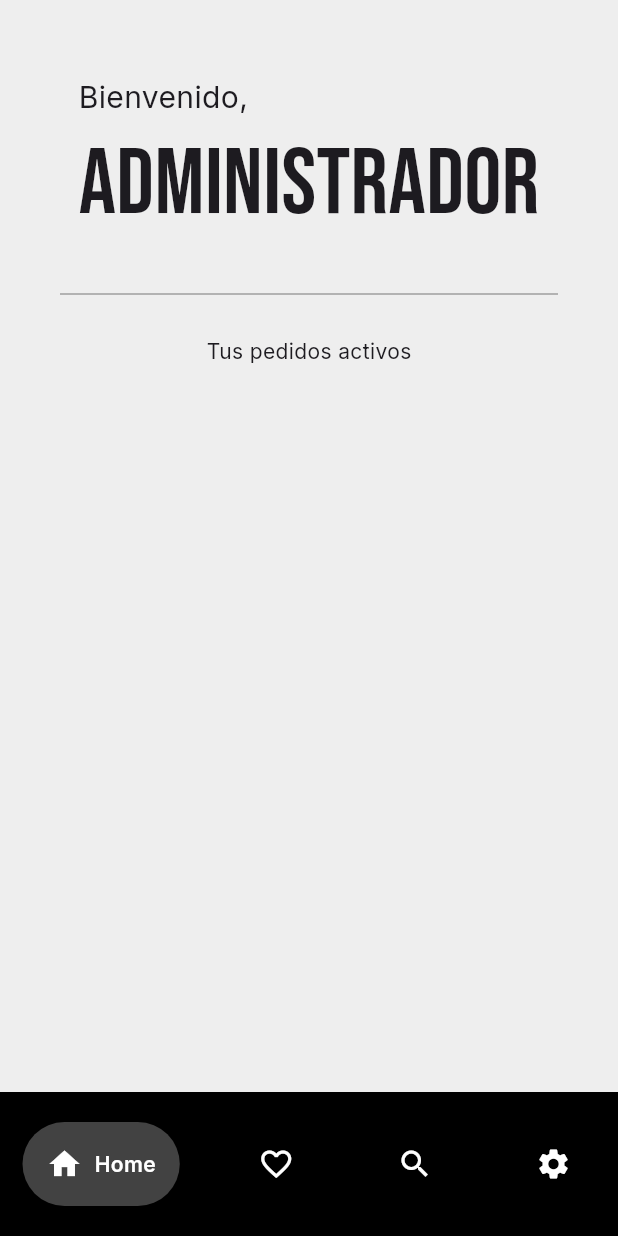
After one commit to zelecto/CupTap, a Flutter app: the screen it shows after launch, on a phone screen of 412 x 824 dp. The commit adds this screen. Run offline on Flutter 3.47's test engine with Material 3 defaults, Android fonts, the phone set to English and light mode, and no system bars; drawn by our look-alikes of google_nav_bar; our stand-ins replace cloud_firestore, dio, equatable, firebase_core, flutter_bloc, formz and 3 more; accounts and stored records are empty; network calls fail.

Commit message:
Home de administrador en proceso, faltan componentes para finalizarlo

```diff
--- a/lib/config/router/rutas.dart
+++ b/lib/config/router/rutas.dart
@@ -1,27 +1,35 @@
 import 'package:cutap/presentation/blocs/login/login_cubit.dart';
 import 'package:cutap/presentation/blocs/register/register_cubit.dart';
 import 'package:cutap/presentation/screens/Widgets/barra_navegacion.dart';
+import 'package:cutap/presentation/screens/admin/home_screen.dart';
 import 'package:go_router/go_router.dart';
 import 'package:cutap/presentation/screens/screens.dart';
 import 'package:flutter_bloc/flutter_bloc.dart';
 
 // GoRouter configuration
 final appRouter = GoRouter(
-  initialLocation: '/',
+  initialLocation: '/admins/home/0',
   routes: [
     GoRoute(
-      path: '/',
-      builder: (context, state) => BlocProvider(
-        create: (context) => LoginCubit(),
-        child: const LoginScreen(),
-      ),
-    ),
+        path: '/',
+        builder: (context, state) => BlocProvider(
+              create: (context) => LoginCubit(),
+              child: const LoginScreen(),
+            )),
     GoRoute(
         path: '/register_screen',
         builder: (context, state) => BlocProvider(
               create: (context) => RegisterCubit(),
               child: const RegisterScreen(),
             )),
+    GoRoute(
+      path: '/admins/home/:page',
+      builder: (context, state) {
+        final pageIndex = int.parse(state.pathParameters['page'] ?? '0');
+
+        return HomeScreen(pageIndex: pageIndex);
+      },
+    ),
     GoRoute(
       path: '/home',
       builder: (context, state) => Home(),
--- a/lib/config/theme/app_theme.dart
+++ b/lib/config/theme/app_theme.dart
@@ -1,4 +1,5 @@
 import 'package:flutter/material.dart';
+import 'package:google_fonts/google_fonts.dart';
 
 const colorList = <Color>[
   Colors.blue,
@@ -24,6 +25,7 @@ class AppTheme {
         'Selected color must be less or equal than ${ colorList.length - 1 }');
 
   ThemeData getTheme() => ThemeData(
+    textTheme: GoogleFonts.interTextTheme(),
     useMaterial3: true,
     colorSchemeSeed: colorList[ selectedColor ],
     appBarTheme:  AppBarTheme(
--- /dev/null
+++ b/lib/domain/models/detalles_model.dart
@@ -0,0 +1,41 @@
+import "package:cutap/domain/models/modelos.dart";
+
+class Detalle {
+    final int id;
+    final int cantidad;
+    final double subtotal;
+    final double valorDescontado;
+    final String? promocionAplicada;
+    final Producto producto;
+    final DateTime fechaRegistro;
+
+    Detalle({
+        required this.id,
+        required this.cantidad,
+        required this.subtotal,
+        required this.valorDescontado,
+        this.promocionAplicada,
+        required this.producto,
+        required this.fechaRegistro,
+    });
+
+    factory Detalle.fromJson(Map<String, dynamic> json) => Detalle(
+        id: json["id"],
+        cantidad: json["cantidad"],
+        subtotal: json["subtotal"],
+        valorDescontado: json["valor_descontado"],
+        promocionAplicada: json["promocion_aplicada"],
+        producto: Producto.fromJson(json["producto"]),
+        fechaRegistro: DateTime.parse(json["fechaRegistro"]),
+    );
+
+    Map<String, dynamic> toJson() => {
+        "id": id,
+        "cantidad": cantidad,
+        "subtotal": subtotal,
+        "valor_descontado": valorDescontado,
+        "promocion_aplicada": promocionAplicada,
+        "producto": producto.toJson(),
+        "fechaRegistro": fechaRegistro.toIso8601String(),
+    };
+}
--- /dev/null
+++ b/lib/domain/models/estado_model.dart
@@ -0,0 +1,19 @@
+class Estado {
+    final DateTime fechaRegistro;
+    final String nombre;
+
+    Estado({
+        required this.fechaRegistro,
+        required this.nombre,
+    });
+
+    factory Estado.fromJson(Map<String, dynamic> json) => Estado(
+        fechaRegistro: DateTime.parse(json["fechaRegistro"]),
+        nombre: json["nombre"],
+    );
+
+    Map<String, dynamic> toJson() => {
+        "fechaRegistro": fechaRegistro.toIso8601String(),
+        "nombre": nombre,
+    };
+}
--- /dev/null
+++ b/lib/domain/models/modelos.dart
@@ -0,0 +1,6 @@
+export 'package:cutap/domain/models/detalles_model.dart';
+export 'package:cutap/domain/models/estado_model.dart';
+export 'package:cutap/domain/models/pedidos_model.dart';
+export 'package:cutap/domain/models/productos_model.dart';
+export 'package:cutap/domain/models/promocion_model.dart';
+export 'package:cutap/domain/models/usuarios_model.dart';
--- /dev/null
+++ b/lib/domain/models/pedidos_model.dart
@@ -0,0 +1,37 @@
+import "package:cutap/domain/models/modelos.dart";
+
+class Pedido {
+    final int id;
+    final DateTime fechaRegistro;
+    final double total;
+    final Usuario usuario;
+    final List<Detalle> detalles;
+    final Estado estado;
+
+    Pedido({
+        required this.id,
+        required this.fechaRegistro,
+        required this.total,
+        required this.usuario,
+        required this.detalles,
+        required this.estado,
+    });
+
+    factory Pedido.fromJson(Map<String, dynamic> json) => Pedido(
+        id: json["id"],
+        fechaRegistro: DateTime.parse(json["fechaRegistro"]),
+        total: json["total"],
+        usuario: Usuario.fromJson(json["usuario"]),
+        detalles: List<Detalle>.from(json["detalles"].map((x) => Detalle.fromJson(x))),
+        estado: Estado.fromJson(json["estado"]),
+    );
+
+    Map<String, dynamic> toJson() => {
+        "id": id,
+        "fechaRegistro": fechaRegistro.toIso8601String(),
+        "total": total,
+        "usuario": usuario.toJson(),
+        "detalles": List<dynamic>.from(detalles.map((x) => x.toJson())),
+        "estado": estado.toJson(),
+    };
+}
--- a/lib/domain/models/usuarios_model.dart
+++ b/lib/domain/models/usuarios_model.dart
@@ -3,7 +3,7 @@ class Usuario {
     final String nombre;
     final String apellidos;
     final String telefono;
-    final String username;
+    final String? username;
     final String? password;
 
     Usuario({
@@ -11,7 +11,7 @@ class Usuario {
         required this.nombre,
         required this.apellidos,
         required this.telefono,
-        required this.username,
+        this.username,
         this.password,
     });
 
--- /dev/null
+++ b/lib/presentation/screens/admin/home_screen.dart
@@ -0,0 +1,24 @@
+import 'package:cutap/presentation/views/admin/admin_views.dart';
+import 'package:cutap/presentation/widgets/admin/custom_button_navigation.dart';
+import 'package:flutter/material.dart';
+
+class HomeScreen extends StatelessWidget {
+  final int pageIndex;
+
+  HomeScreen({super.key, required this.pageIndex});
+
+  final viewRoutes = <Widget>[
+    const HomeView(),
+  ];
+
+  @override
+  Widget build(BuildContext context) {
+    return Scaffold(
+      body: IndexedStack(
+        index: pageIndex,
+        children: viewRoutes,
+      ),
+      bottomNavigationBar: CustomBottomNavigation(currentIndex: pageIndex),
+    );
+  }
+}
--- a/lib/presentation/screens/login/login_screen.dart
+++ b/lib/presentation/screens/login/login_screen.dart
@@ -1,7 +1,7 @@
 // import 'package:dio/dio.dart';
 import 'package:cutap/presentation/blocs/login/login_cubit.dart';
 import 'package:cutap/presentation/screens/Widgets/inputs/custom_inputs.dart';
-import 'package:cutap/presentation/widgets/square_tile.dart';
+import 'package:cutap/presentation/widgets/Login/square_tile.dart';
 // import 'package:cutap/config/api/api_request.dart'
 import 'package:flutter/material.dart';
 import 'package:flutter_bloc/flutter_bloc.dart';
--- /dev/null
+++ b/lib/presentation/views/admin/admin_views.dart
@@ -0,0 +1 @@
+export 'package:cutap/presentation/views/admin/home_view.dart';
--- /dev/null
+++ b/lib/presentation/views/admin/home_view.dart
@@ -0,0 +1,99 @@
+import 'package:cutap/domain/models/modelos.dart';
+import 'package:cutap/entity/tools/pedidos_sceens_tools/automatic_scrooll_tool.dart';
+import 'package:cutap/presentation/widgets/admin/Home/pedidos_box.dart';
+import 'package:cutap/utils/api/api_request.dart';
+import 'package:dio/dio.dart';
+import 'package:flutter/material.dart';
+import 'package:google_fonts/google_fonts.dart';
+
+Future<List<Pedido>> fetchPedidos() async {
+  final request =
+      ApiRequest(methodType: 'get', endpoint: '/Pedidos', data: null);
+  final Response response = await request.request();
+  final pedidos = List<Pedido>.from(
+      response.data['data'].map((pedido) => Pedido.fromJson(pedido)));
+
+  return pedidos;
+}
+
+class HomeView extends StatefulWidget {
+  const HomeView({super.key});
+
+  @override
+  State<HomeView> createState() => _HomeViewState();
+}
+
+class _HomeViewState extends State<HomeView> {
+  final double horizontalPadding = 40.0;
+  final double verticalPadding = 25.0;
+  List<Pedido> pedidos = [];
+
+  @override
+  void initState() {
+    super.initState();
+    loadPedidos();
+  }
+
+  Future<void> loadPedidos() async {
+    pedidos = await fetchPedidos();
+    setState(() {});
+  }
+
+  @override
+  Widget build(BuildContext context) {
+    return Scaffold(
+        body: SafeArea(
+      child: Column(
+        children: [
+          Padding(
+              padding: EdgeInsets.symmetric(
+            horizontal: horizontalPadding,
+            vertical: verticalPadding,
+          )),
+          Padding(
+            padding: EdgeInsets.symmetric(horizontal: horizontalPadding),
+            child: Column(
+              crossAxisAlignment: CrossAxisAlignment.start,
+              children: [
+                const Text(
+                  'Bienvenido,',
+                  style: TextStyle(fontSize: 20),
+                ),
+                Text(
+                  'Administrador',
+                  style: GoogleFonts.bebasNeue(fontSize: 62),
+                ),
+              ],
+            ),
+          ),
+          const SizedBox(height: 20),
+          Padding(
+            padding: EdgeInsets.symmetric(horizontal: horizontalPadding),
+            child: const Divider(
+              color: Colors.grey,
+              thickness: 1,
+            ),
+          ),
+          const SizedBox(height: 20),
+          Padding(
+            padding: EdgeInsets.symmetric(horizontal: horizontalPadding),
+            child: const Text('Tus pedidos activos'),
+          ),
+          const SizedBox(height: 10),
+          Expanded(
+            child: ListView.builder(
+              padding: const EdgeInsets.all(5),
+              itemCount: pedidos.length,
+              itemBuilder: (context, index) {
+                final pedido = pedidos[index];
+                return PedidosBox(
+                  pedido: pedido,
+                );
+              },
+            ),
+          ),
+        ],
+      ),
+    ));
+  }
+}
--- /dev/null
+++ b/lib/presentation/widgets/admin/custom_button_navigation.dart
@@ -0,0 +1,61 @@
+import 'package:flutter/material.dart';
+import 'package:go_router/go_router.dart';
+import 'package:google_nav_bar/google_nav_bar.dart';
+
+class CustomBottomNavigation extends StatelessWidget {
+  final int currentIndex;
+
+  const CustomBottomNavigation({super.key, required this.currentIndex});
+
+  void onItemTapped(BuildContext context, int index) {
+    switch (index) {
+      case 0:
+        context.go('/admins/home/0');
+        break;
+      case 1:
+        context.go('/admins/home/1');
+        break;
+      case 2:
+        context.go('/admins/home/2');
+        break;
+    }
+  }
+
+  @override
+  Widget build(BuildContext context) {
+    return Container(
+      color: Colors.black,
+      child: Padding(
+        padding: const EdgeInsets.symmetric(horizontal: 15.0, vertical: 20),
+        child: GNav(
+          selectedIndex: currentIndex,
+          backgroundColor: Colors.black,
+          color: Colors.white,
+          activeColor: Colors.white,
+          tabBackgroundColor: Colors.grey.shade800,
+          gap: 8,
+          padding: const EdgeInsets.all(16),
+          onTabChange: (value) => onItemTapped(context, value),
+          tabs: const [
+            GButton(
+              icon: Icons.home,
+              text: 'Home',
+            ),
+            GButton(
+              icon: Icons.favorite_border,
+              text: 'Likes',
+            ),
+            GButton(
+              icon: Icons.search,
+              text: 'Search',
+            ),
+            GButton(
+              icon: Icons.settings,
+              text: 'Settings',
+            ),
+          ],
+        ),
+      ),
+    );
+  }
+}
--- a/pubspec.yaml
+++ b/pubspec.yaml
@@ -18,7 +18,9 @@ dependencies:
   formz: ^0.7.0
   go_router: ^14.0.1
   google_fonts: ^6.2.1
+  google_nav_bar: ^5.0.6
   google_sign_in: ^6.2.1
+  intl: ^0.19.0
   quickalert: ^1.1.0
 
 dev_dependencies:
```
Also changed, not shown: lib/domain/models/productos_model.dart (added, +47 -0 lines), lib/domain/models/promocion_model.dart (added, +39 -0 lines), lib/presentation/blocs/login/login_cubit.dart (+7 -3 lines), lib/presentation/widgets/admin/Home/pedido_subitem.dart (added, +27 -0 lines), lib/presentation/widgets/admin/Home/pedidos_box.dart (added, +99 -0 lines), lib/presentation/widgets/Login/square_tile.dart (renamed from lib/presentation/widgets/square_tile.dart), pubspec.lock.
